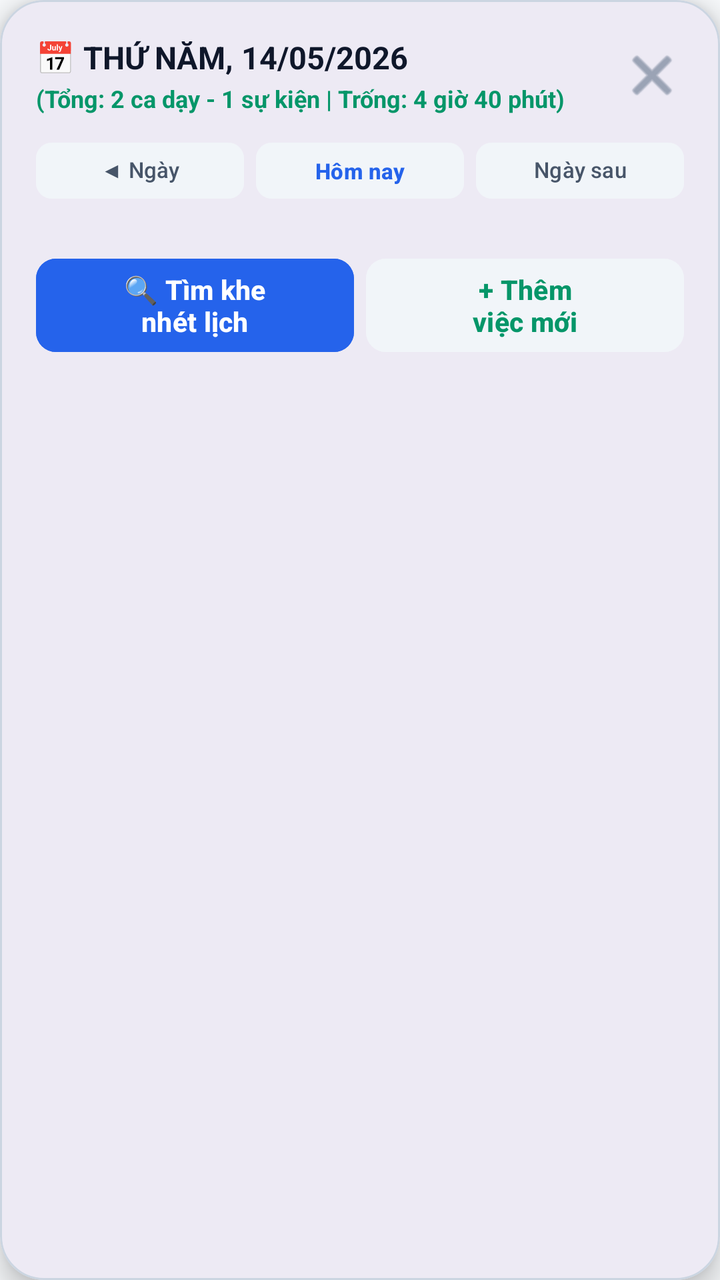
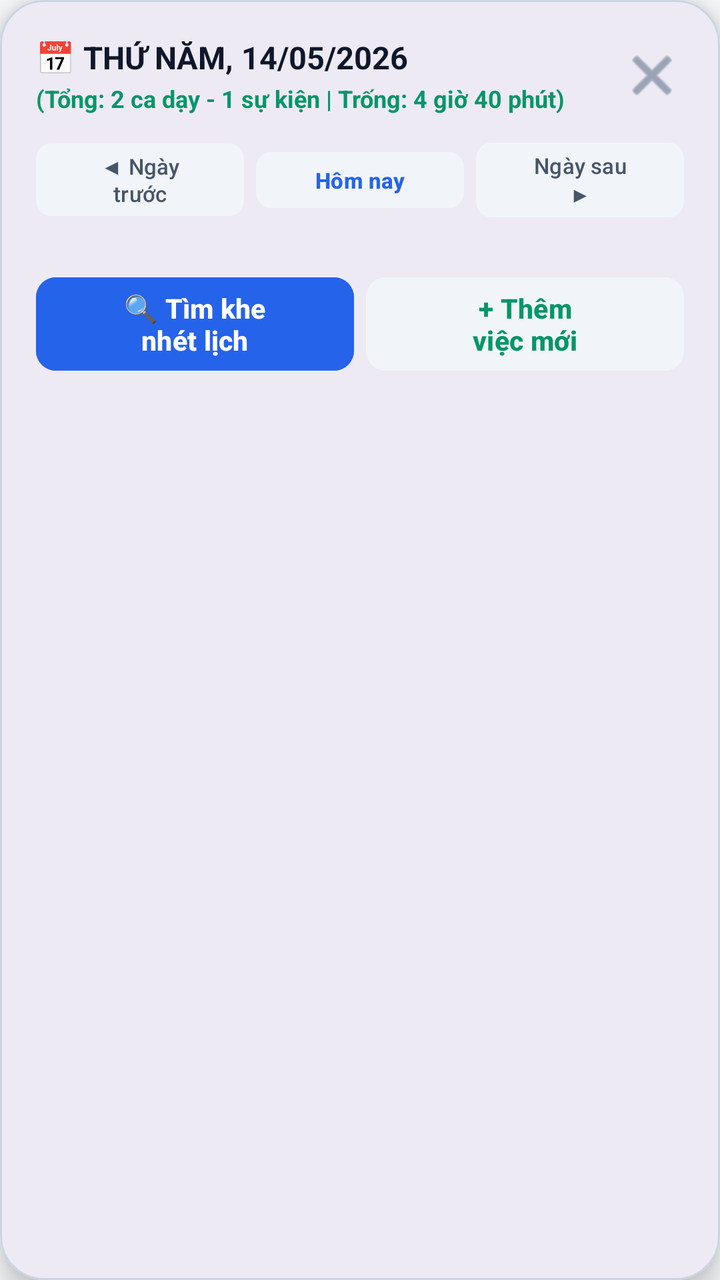

Compare the two renders of this Android layout. The source of the first and the diff that turns it into the second are given below.
<!-- AndroidManifest.xml: application theme Theme.LectuPlan -->
<!-- res/layout/dialog_continuous_timeline.xml -->
<?xml version="1.0" encoding="utf-8"?>
<com.google.android.material.card.MaterialCardView
    xmlns:android="http://schemas.android.com/apk/res/android"
    xmlns:app="http://schemas.android.com/apk/res-auto"
    android:layout_width="match_parent"
    android:layout_height="wrap_content"
    app:cardCornerRadius="22dp"
    app:cardElevation="8dp"
    app:strokeWidth="1dp"
    app:strokeColor="@color/border_default"
    app:cardBackgroundColor="@color/surface_card">

    <LinearLayout
        android:layout_width="match_parent"
        android:layout_height="wrap_content"
        android:orientation="vertical"
        android:padding="18dp">

        
        <LinearLayout
            android:layout_width="match_parent"
            android:layout_height="wrap_content"
            android:orientation="horizontal"
            android:gravity="center_vertical"
            android:layout_marginBottom="10dp">

            <LinearLayout
                android:layout_width="0dp"
                android:layout_height="wrap_content"
                android:layout_weight="1"
                android:orientation="vertical">

                <TextView
                    android:id="@+id/tvTimelineDayTitle"
                    android:layout_width="wrap_content"
                    android:layout_height="wrap_content"
                    android:text="📅 THỨ NĂM, 14/05/2026"
                    android:textSize="15.5sp"
                    android:textStyle="bold"
                    android:textColor="@color/text_primary" />

                <TextView
                    android:id="@+id/tvTimelineStatsSummary"
                    android:layout_width="wrap_content"
                    android:layout_height="wrap_content"
                    android:layout_marginTop="2dp"
                    android:text="(Tổng: 2 ca dạy - 1 sự kiện | Trống: 4 giờ 40 phút)"
                    android:textSize="12sp"
                    android:textColor="@color/accent_green"
                    android:textStyle="bold" />
            </LinearLayout>

            <ImageButton
                android:id="@+id/btnCloseTimelineDialog"
                android:layout_width="32dp"
                android:layout_height="32dp"
                android:background="?android:attr/selectableItemBackgroundBorderless"
                android:contentDescription="Đóng"
                android:src="@android:drawable/ic_menu_close_clear_cancel"
                app:tint="@color/nav_item_unselected_tint" />
        </LinearLayout>

        
        <LinearLayout
            android:layout_width="match_parent"
            android:layout_height="wrap_content"
            android:orientation="horizontal"
            android:gravity="center_vertical"
            android:layout_marginBottom="10dp">

            <Button
                android:id="@+id/btnTimelinePrevDay"
                android:layout_width="0dp"
                android:layout_height="36dp"
                android:layout_weight="1"
                android:text="◀ Ngày trước"
                android:textSize="11sp"
                android:textColor="@color/text_secondary"
                android:backgroundTint="@color/surface_card_secondary"
                app:cornerRadius="8dp" />

            <Button
                android:id="@+id/btnTimelineToday"
                android:layout_width="0dp"
                android:layout_height="36dp"
                android:layout_weight="1"
                android:layout_marginHorizontal="6dp"
                android:text="Hôm nay"
                android:textSize="11sp"
                android:textColor="@color/accent_blue"
                android:backgroundTint="@color/surface_card_secondary"
                android:textStyle="bold"
                app:cornerRadius="8dp" />

            <Button
                android:id="@+id/btnTimelineNextDay"
                android:layout_width="0dp"
                android:layout_height="36dp"
                android:layout_weight="1"
                android:text="Ngày sau ▶"
                android:textSize="11sp"
                android:textColor="@color/text_secondary"
                android:backgroundTint="@color/surface_card_secondary"
                app:cornerRadius="8dp" />
        </LinearLayout>

        
        <androidx.recyclerview.widget.RecyclerView
            android:id="@+id/rvTimelineStream"
            android:layout_width="match_parent"
            android:layout_height="0dp"
            android:layout_weight="1"
            android:scrollbars="vertical" />

        
        <LinearLayout
            android:layout_width="match_parent"
            android:layout_height="wrap_content"
            android:orientation="horizontal"
            android:gravity="center_vertical"
            android:layout_marginTop="12dp">

            <Button
                android:id="@+id/btnOpenSmartFinderFromTimeline"
                android:layout_width="0dp"
                android:layout_height="match_parent"
                android:minHeight="48dp"
                android:layout_weight="1"
                android:layout_marginEnd="6dp"
                android:text="🔍 Tìm khe\nnhét lịch"
                android:textColor="#FFFFFF"
                android:backgroundTint="#2563EB"
                android:textSize="13.5sp"
                android:textStyle="bold"
                app:cornerRadius="10dp" />

            <Button
                android:id="@+id/btnAddNewEventFromTimeline"
                android:layout_width="0dp"
                android:layout_height="match_parent"
                android:minHeight="48dp"
                android:layout_weight="1"
                android:text="+ Thêm\nviệc mới"
                android:textColor="@color/accent_green"
                android:backgroundTint="@color/surface_card_secondary"
                android:textSize="13.5sp"
                android:textStyle="bold"
                app:cornerRadius="10dp" />
        </LinearLayout>

    </LinearLayout>
</com.google.android.material.card.MaterialCardView>
<!-- resources referenced by this layout -->
<resources>
  <color name="accent_blue">#2563EB</color>
  <color name="accent_green">#059669</color>
  <color name="border_default">#CBD5E1</color>
  <color name="nav_item_unselected_tint">#64748B</color>
  <color name="surface_card">#FFFFFF</color>
  <color name="surface_card_secondary">#F1F5F9</color>
  <color name="text_primary">#0F172A</color>
  <color name="text_secondary">#475569</color>
  <style name="Theme.LectuPlan" parent="Base.Theme.LectuPlan" />
  <style name="Base.Theme.LectuPlan" parent="Theme.Material3.DayNight.NoActionBar">
          <item name="android:windowBackground">@color/window_background</item>
          <item name="colorSurface">@color/surface_card</item>
          <item name="colorOnSurface">@color/text_primary</item>
          <item name="colorSurfaceVariant">@color/surface_card_secondary</item>
          <item name="colorOnSurfaceVariant">@color/text_secondary</item>
          
          <item name="android:windowLightStatusBar" tools:targetApi="23">true</item>
          <item name="android:windowLightNavigationBar" tools:targetApi="27">true</item>
      </style>
  <color name="window_background">#F8FAFC</color>
</resources>

<!-- the commit's change to res/layout/dialog_continuous_timeline.xml (unified diff, before → after) -->
@@ -71,18 +71,21 @@
             <Button
                 android:id="@+id/btnTimelinePrevDay"
                 android:layout_width="0dp"
-                android:layout_height="36dp"
+                android:layout_height="wrap_content"
+                android:minHeight="36dp"
                 android:layout_weight="1"
                 android:text="◀ Ngày trước"
                 android:textSize="11sp"
                 android:textColor="@color/text_secondary"
                 android:backgroundTint="@color/surface_card_secondary"
+                android:paddingVertical="4dp"
                 app:cornerRadius="8dp" />
 
             <Button
                 android:id="@+id/btnTimelineToday"
                 android:layout_width="0dp"
-                android:layout_height="36dp"
+                android:layout_height="wrap_content"
+                android:minHeight="36dp"
                 android:layout_weight="1"
                 android:layout_marginHorizontal="6dp"
                 android:text="Hôm nay"
@@ -90,17 +93,20 @@
                 android:textColor="@color/accent_blue"
                 android:backgroundTint="@color/surface_card_secondary"
                 android:textStyle="bold"
+                android:paddingVertical="4dp"
                 app:cornerRadius="8dp" />
 
             <Button
                 android:id="@+id/btnTimelineNextDay"
                 android:layout_width="0dp"
-                android:layout_height="36dp"
+                android:layout_height="wrap_content"
+                android:minHeight="36dp"
                 android:layout_weight="1"
                 android:text="Ngày sau ▶"
                 android:textSize="11sp"
                 android:textColor="@color/text_secondary"
                 android:backgroundTint="@color/surface_card_secondary"
+                android:paddingVertical="4dp"
                 app:cornerRadius="8dp" />
         </LinearLayout>
 
